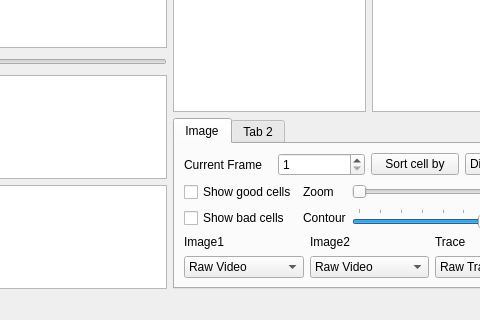
Above: main-window.ui from hongw-lab/CScreener before the change; both pictures show x 627 to 1107 and y 409 to 729 of the 1202 by 729 pixel window. Below: the same form after it.
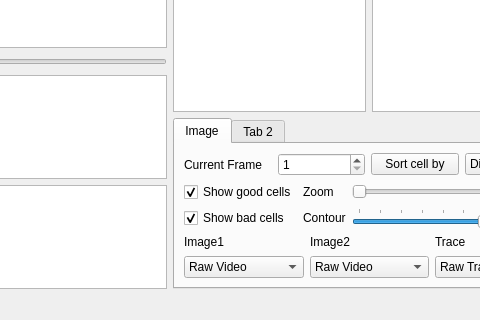
That is the form after the change. Custom widgets are drawn as their Qt base class.

The edit to the form file:
```diff
--- a/main-window.ui
+++ b/main-window.ui
@@ -169,6 +169,9 @@
                 <property name="text">
                  <string>Show good cells</string>
                 </property>
+                <property name="checked">
+                 <bool>true</bool>
+                </property>
                 <property name="tristate">
                  <bool>false</bool>
                 </property>
@@ -205,6 +208,9 @@
                 <property name="text">
                  <string>Show bad cells</string>
                 </property>
+                <property name="checked">
+                 <bool>true</bool>
+                </property>
                </widget>
               </item>
               <item row="1" column="2">
@@ -401,6 +407,11 @@
    <extends>QTableView</extends>
    <header>dataview</header>
   </customwidget>
+  <customwidget>
+   <class>CellListTableView1</class>
+   <extends>QTableView</extends>
+   <header>dataview</header>
+  </customwidget>
  </customwidgets>
  <resources/>
  <connections/>
```
Left out of the diff: 4 changed lines with no effect on the pictures.
